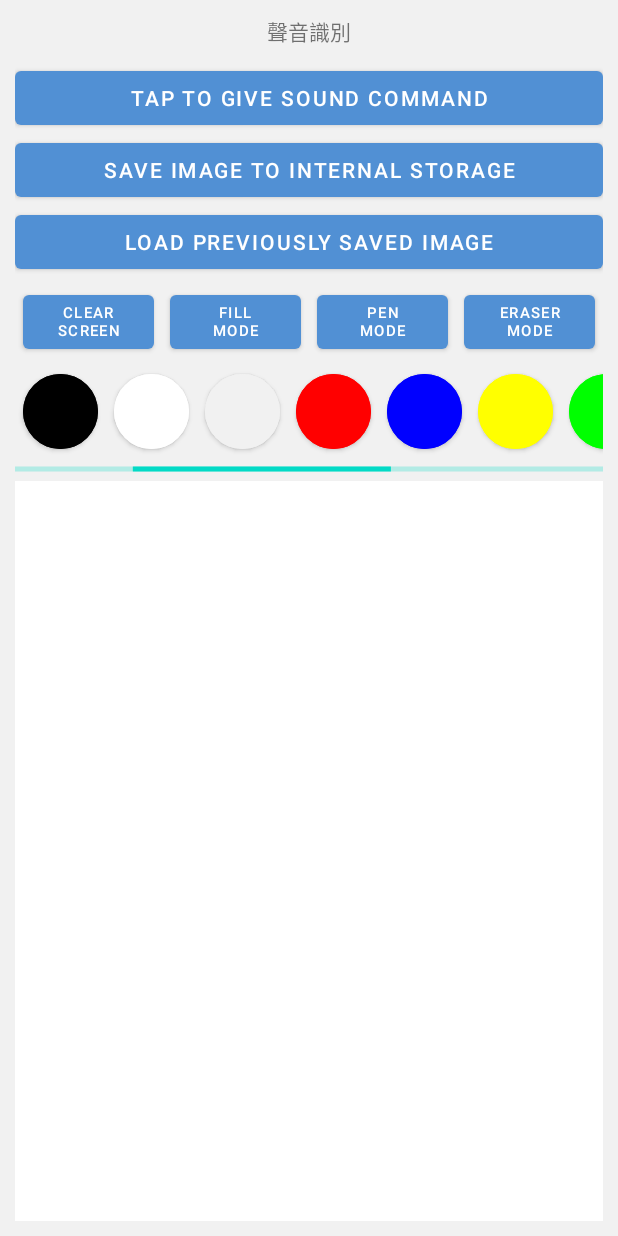
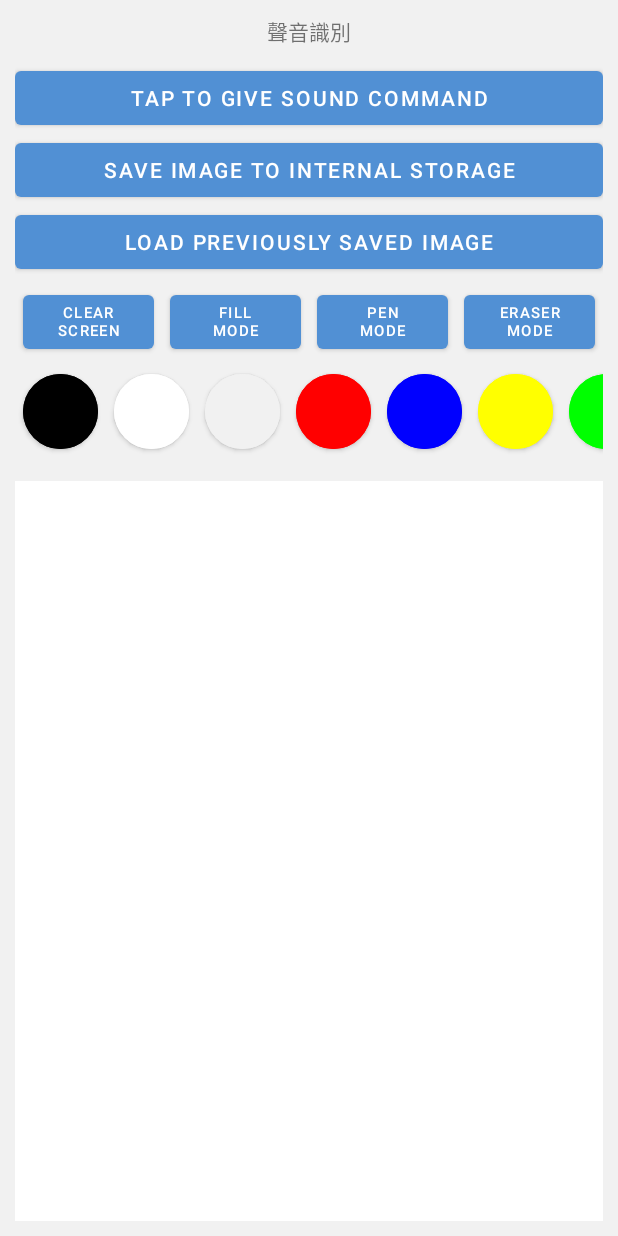
Before and after one commit to Hannah2020-github/drawingbysound, an Android app built with Jetpack Compose: the screen it shows after launch (MainActivity), on a phone screen of 412 x 824 dp. Run offline under Robolectric (Android 15) with nearby library versions, the phone set to English and light mode, and no system bars.

Commit message:
feature: 清除畫布時，才顯示 progressBar

```diff
--- a/app/src/main/java/com/hannah/drawingbysound/MainActivity.kt
+++ b/app/src/main/java/com/hannah/drawingbysound/MainActivity.kt
@@ -59,6 +59,8 @@ class MainActivity : AppCompatActivity() {
         greenBtn = findViewById(R.id.green_btn)
         magentaBtn = findViewById(R.id.magenta_btn)
 
+        paintView.useProgressBar(progressBar)
+
         clearBtn.setOnClickListener {
             paintView.clear()
         }
--- a/app/src/main/java/com/hannah/drawingbysound/PaintView.kt
+++ b/app/src/main/java/com/hannah/drawingbysound/PaintView.kt
@@ -10,6 +10,7 @@ import android.graphics.Color
 import android.graphics.Path
 import android.util.Log
 import android.view.MotionEvent
+import android.widget.ProgressBar
 import java.util.concurrent.ExecutorService
 import java.util.concurrent.Executors
 
@@ -23,6 +24,7 @@ class PaintView(c: Context, attrs: AttributeSet): View(c, attrs) {
     private val myBitmapPaint: Paint = Paint()
     private lateinit var myPath: Path
     private val paths: ArrayList<FingerPath> = ArrayList()
+    private lateinit var progressBar: ProgressBar
 
     private var mathDone = false
     private var newPath = false // 繪製新線條
@@ -115,6 +117,9 @@ class PaintView(c: Context, attrs: AttributeSet): View(c, attrs) {
 
     fun clear() {
         executor.execute {
+            post {
+                progressBar.visibility = VISIBLE
+            }
             // paths needs to be cleared.
             paths.clear()
 
@@ -124,7 +129,16 @@ class PaintView(c: Context, attrs: AttributeSet): View(c, attrs) {
                     myBitmap.setPixel(i, j ,Color.WHITE)
                 }
             }
+            post {
+                progressBar.visibility = INVISIBLE
+            }
             postInvalidate()
         }
     }
+
+    fun useProgressBar(bar: ProgressBar) {
+        progressBar = bar
+        progressBar.visibility = INVISIBLE
+    }
+
 }
```
